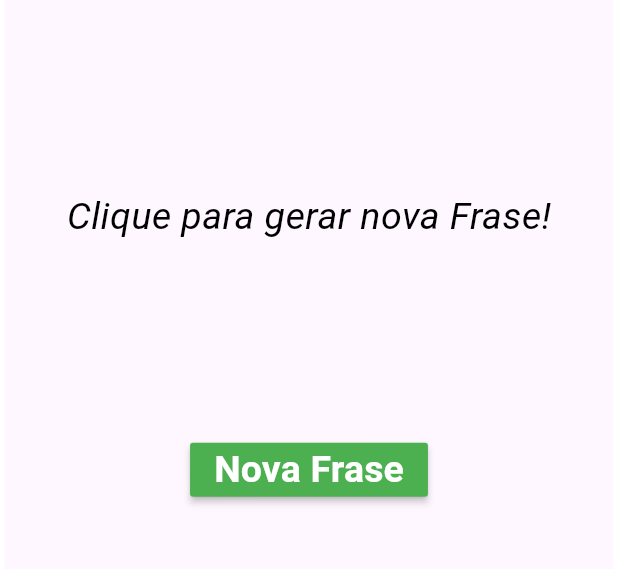
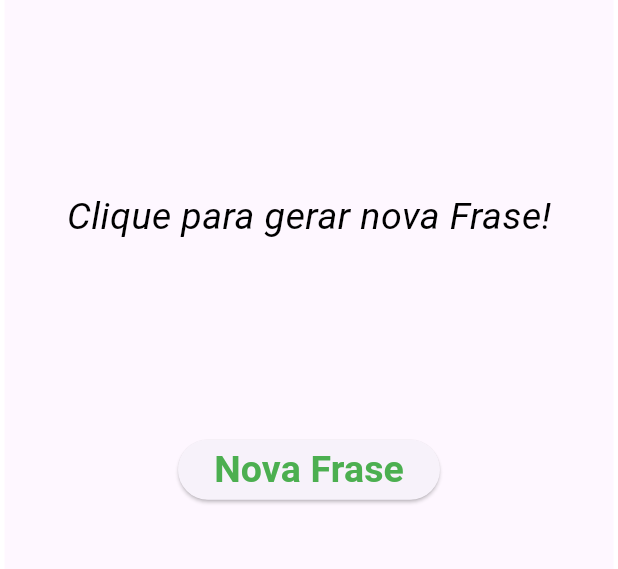
Before and after one commit to luislimamn/App01FrasesDoDia-Flutter-, a Flutter app: the screen it shows after launch, on a phone screen of 412 x 824 dp, the part 512-1081 px from its top. Run offline on Flutter 3.47's test engine with Material 3 defaults, Android fonts, the phone set to English and light mode, and no system bars.

Commit message:
Versão 1.1.2024

```diff
--- a/lib/main.dart
+++ b/lib/main.dart
@@ -66,6 +66,20 @@ class _HomeState extends State<Home> {
                 color: Colors.black
               ),
             ),
+            ElevatedButton(
+              child: const Text(
+                "Nova Frase",
+                style: TextStyle(
+                    fontSize: 25,
+                    color: Colors.green,
+                  fontWeight: FontWeight.bold
+                ),
+              ),
+              //color: Colors.orange,
+              //padding: EdgeInsets.fromLTRB(30, 15, 30, 15),
+              onPressed: _gerarFrases,
+            )
+            /*
             RaisedButton(
               child: Text(
                 "Nova Frase",
@@ -78,6 +92,8 @@ class _HomeState extends State<Home> {
               color: Colors.green,
               onPressed: _gerarFrases,
             )
+
+             */
           ],
         ),
       ),
```
Also changed, not shown: pubspec.lock, 1 other file.
